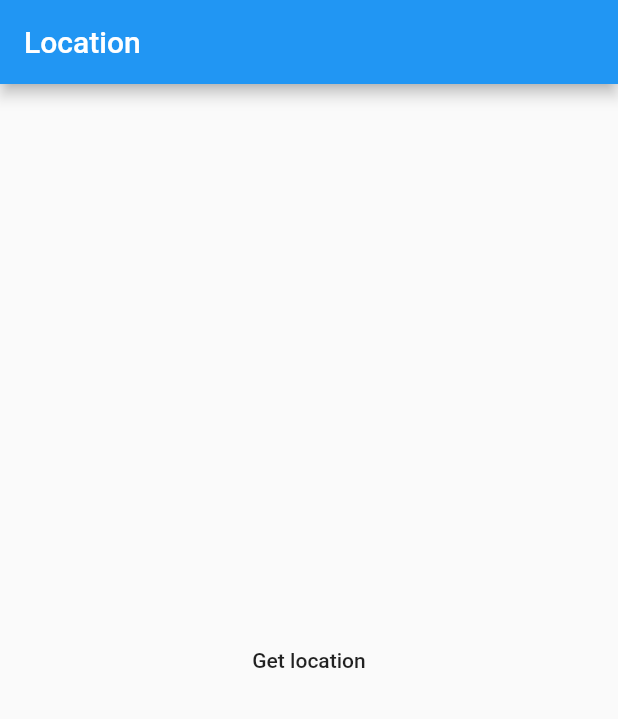
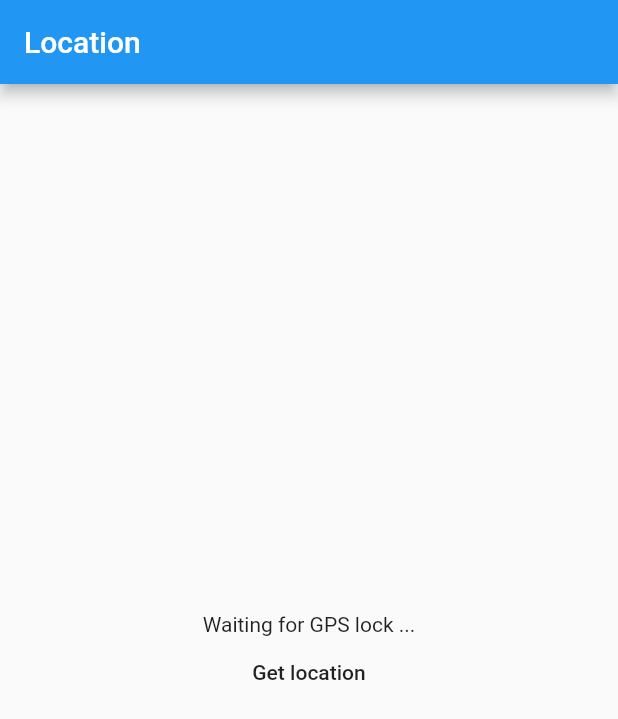
Before and after one commit to dan-leo/iot-gps-app, a Flutter app: the screen it shows after launch, after a tap on "Get location", on a phone screen of 412 x 824 dp. Shown: the top 719 px of the screen. Run offline on Flutter 3.47's test engine with Material 2 defaults, Android fonts, the phone set to English and light mode, and no system bars; our stand-ins replace geolocator; missing offline and left inert: neat_periodic_task.

```diff
--- a/iot_gps_app/lib/home_page.dart
+++ b/iot_gps_app/lib/home_page.dart
@@ -1,6 +1,39 @@
+import 'dart:io';
+import 'dart:async';
 import 'package:flutter/material.dart';
-import 'package:flutter/services.dart';
 import 'package:geolocator/geolocator.dart';
+import 'package:neat_periodic_task/neat_periodic_task.dart';
+// import 'package:flutter/scheduler.dart';
+// import 'package:flutter/services.dart';
+
+Position _currentPosition;
+int timeElapsed = 0;
+
+void postGPS() {
+  if (_currentPosition != null)
+    print("$timeElapsed | LAT: ${_currentPosition.latitude}, LNG: ${_currentPosition.longitude}");
+  else
+    print("$timeElapsed | Waiting for GPS lock ...");
+  // setState(() {
+  timeElapsed++;
+  // });
+}
+
+
+Future<void> scheduleTask() async {
+  // Create a periodic task that prints 'Hello World' every 1s
+  final scheduler = NeatPeriodicTaskScheduler(
+    interval: Duration(milliseconds: 1000),
+    name: 'stream-gps',
+    timeout: Duration(milliseconds: 500),
+    task: () async => postGPS(),
+    minCycle: Duration(milliseconds: 500),
+  );
+
+  scheduler.start();
+  await ProcessSignal.sigterm.watch().first;
+  await scheduler.stop();
+}
 
 class HomePage extends StatefulWidget {
   @override
@@ -8,10 +41,17 @@ class HomePage extends StatefulWidget {
 }
 
 class _HomePageState extends State<HomePage> {
-  Position _currentPosition;
+  final Geolocator geolocator = Geolocator()..forceAndroidLocationManager;
+
+  String _currentAddress;
+  bool runOnce = true;
 
   @override
   Widget build(BuildContext context) {
+    if (runOnce) {
+      scheduleTask();
+      runOnce = false;
+    }
     return Scaffold(
       appBar: AppBar(
         title: Text("Location"),
@@ -20,9 +60,11 @@ class _HomePageState extends State<HomePage> {
         child: Column(
           mainAxisAlignment: MainAxisAlignment.center,
           children: <Widget>[
-            if (_currentPosition != null)
-              Text(
-                  "LAT: ${_currentPosition.latitude}, LNG: ${_currentPosition.longitude}"),
+            (_currentPosition != null)
+              ? Text("LAT: ${_currentPosition.latitude}, LNG: ${_currentPosition.longitude}")
+              : Text("Waiting for GPS lock ..."),
+            if (_currentAddress != null)
+              Text(_currentAddress),
             FlatButton(
               child: Text("Get location"),
               onPressed: () {
@@ -41,11 +83,29 @@ class _HomePageState extends State<HomePage> {
     geolocator
         .getCurrentPosition(desiredAccuracy: LocationAccuracy.best)
         .then((Position position) {
-      setState(() {
-        _currentPosition = position;
+          setState(() {
+            _currentPosition = position;
       });
+
+      _getAddressFromLatLng();
     }).catchError((e) {
       print(e);
     });
   }
+
+  _getAddressFromLatLng() async {
+    try {
+      List<Placemark> p = await geolocator.placemarkFromCoordinates(
+          _currentPosition.latitude, _currentPosition.longitude);
+
+      Placemark place = p[0];
+
+      setState(() {
+        _currentAddress =
+            "${place.locality}, ${place.postalCode}, ${place.country}";
+      });
+    } catch (e) {
+      print(e);
+    }
+  }
 }
--- a/iot_gps_app/lib/main.dart
+++ b/iot_gps_app/lib/main.dart
@@ -1,5 +1,4 @@
 import 'package:flutter/material.dart';
-import 'package:flutter/scheduler.dart';
 
 import 'home_page.dart';
 
--- a/iot_gps_app/pubspec.yaml
+++ b/iot_gps_app/pubspec.yaml
@@ -24,6 +24,7 @@ dependencies:
   flutter:
     sdk: flutter
   geolocator: ^5.1.3
+  neat_periodic_task: ^1.0.1
 
 
   # The following adds the Cupertino Icons font to your application.
```
Also changed, not shown: iot_gps_app/pubspec.lock.
